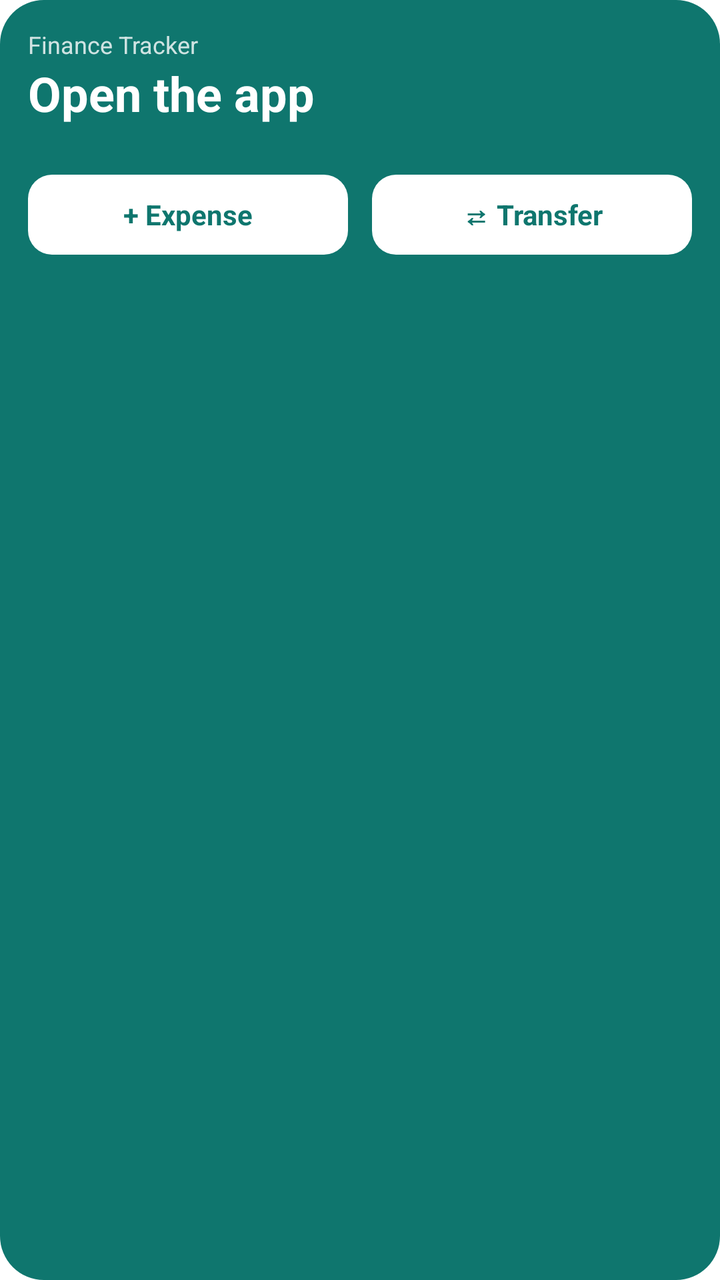
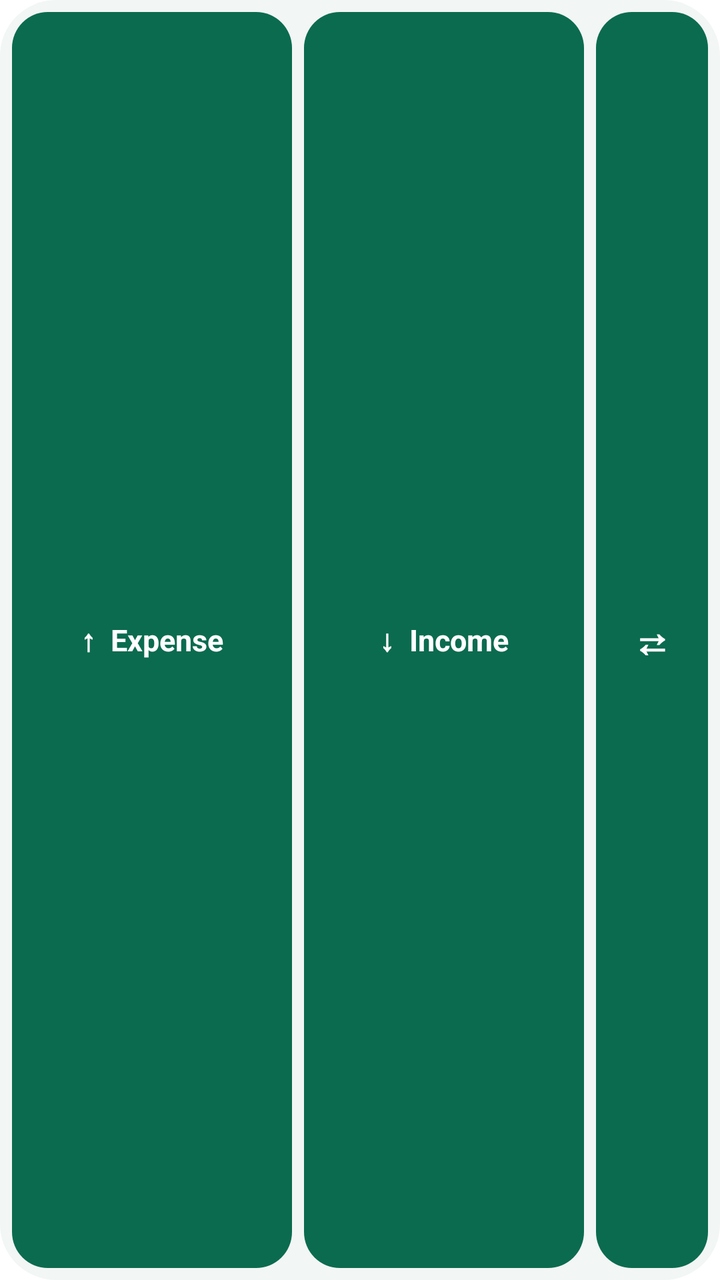

Screens rendered from an Android XML layout before and after an edit, with the pre-edit source and the edit as a unified diff.
<!-- AndroidManifest.xml: fallback theme Theme.MaterialComponents.DayNight.NoActionBar -->
<!-- res/layout/wallet_widget.xml -->
<?xml version="1.0" encoding="utf-8"?>
<LinearLayout xmlns:android="http://schemas.android.com/apk/res/android"
  android:id="@+id/widget_root"
  android:layout_width="match_parent"
  android:layout_height="match_parent"
  android:background="@drawable/widget_bg"
  android:orientation="vertical"
  android:padding="14dp">

  <TextView
    android:id="@+id/widget_title"
    android:layout_width="match_parent"
    android:layout_height="wrap_content"
    android:text="Finance Tracker"
    android:textColor="#CCFFFFFF"
    android:textSize="12sp" />

  <TextView
    android:id="@+id/widget_amount"
    android:layout_width="match_parent"
    android:layout_height="wrap_content"
    android:maxLines="1"
    android:text="Open the app"
    android:textColor="#FFFFFF"
    android:textSize="24sp"
    android:textStyle="bold" />

  <TextView
    android:id="@+id/widget_subtitle"
    android:layout_width="match_parent"
    android:layout_height="wrap_content"
    android:maxLines="1"
    android:textColor="#B3FFFFFF"
    android:textSize="11sp" />

  <LinearLayout
    android:layout_width="match_parent"
    android:layout_height="wrap_content"
    android:layout_marginTop="10dp"
    android:orientation="horizontal">

    <TextView
      android:id="@+id/widget_add_expense"
      android:layout_width="0dp"
      android:layout_height="40dp"
      android:layout_marginEnd="6dp"
      android:layout_weight="1"
      android:background="@drawable/widget_button_bg"
      android:gravity="center"
      android:text="+ Expense"
      android:textColor="#0F766E"
      android:textSize="14sp"
      android:textStyle="bold" />

    <TextView
      android:id="@+id/widget_add_transfer"
      android:layout_width="0dp"
      android:layout_height="40dp"
      android:layout_marginStart="6dp"
      android:layout_weight="1"
      android:background="@drawable/widget_button_bg"
      android:gravity="center"
      android:text="⇄ Transfer"
      android:textColor="#0F766E"
      android:textSize="14sp"
      android:textStyle="bold" />
  </LinearLayout>
</LinearLayout>
<!-- resources referenced by this layout -->
<resources>
  <!-- drawable widget_bg (drawable) -->
  <?xml version="1.0" encoding="utf-8"?>
  <shape xmlns:android="http://schemas.android.com/apk/res/android" android:shape="rectangle">
    <solid android:color="#0F766E" />
    <corners android:radius="22dp" />
  </shape>
  <!-- drawable widget_button_bg (drawable) -->
  <?xml version="1.0" encoding="utf-8"?>
  <shape xmlns:android="http://schemas.android.com/apk/res/android" android:shape="rectangle">
    <solid android:color="#FFFFFF" />
    <corners android:radius="12dp" />
  </shape>
</resources>

<!-- the commit's change to res/layout/wallet_widget.xml (unified diff, before → after) -->
@@ -4,65 +4,46 @@
   android:layout_width="match_parent"
   android:layout_height="match_parent"
   android:background="@drawable/widget_bg"
-  android:orientation="vertical"
-  android:padding="14dp">
+  android:gravity="center_vertical"
+  android:orientation="horizontal"
+  android:padding="6dp">
 
   <TextView
-    android:id="@+id/widget_title"
-    android:layout_width="match_parent"
-    android:layout_height="wrap_content"
-    android:text="Finance Tracker"
-    android:textColor="#CCFFFFFF"
-    android:textSize="12sp" />
-
-  <TextView
-    android:id="@+id/widget_amount"
-    android:layout_width="match_parent"
-    android:layout_height="wrap_content"
+    android:id="@+id/widget_add_expense"
+    android:layout_width="0dp"
+    android:layout_height="match_parent"
+    android:layout_weight="1"
+    android:background="@drawable/widget_button_bg"
+    android:gravity="center"
     android:maxLines="1"
-    android:text="Open the app"
-    android:textColor="#FFFFFF"
-    android:textSize="24sp"
+    android:text="↑  Expense"
+    android:textColor="@color/widget_button_text"
+    android:textSize="15sp"
     android:textStyle="bold" />
 
   <TextView
-    android:id="@+id/widget_subtitle"
-    android:layout_width="match_parent"
-    android:layout_height="wrap_content"
+    android:id="@+id/widget_add_income"
+    android:layout_width="0dp"
+    android:layout_height="match_parent"
+    android:layout_marginStart="6dp"
+    android:layout_weight="1"
+    android:background="@drawable/widget_button_bg"
+    android:gravity="center"
     android:maxLines="1"
-    android:textColor="#B3FFFFFF"
-    android:textSize="11sp" />
+    android:text="↓  Income"
+    android:textColor="@color/widget_button_text"
+    android:textSize="15sp"
+    android:textStyle="bold" />
 
-  <LinearLayout
-    android:layout_width="match_parent"
-    android:layout_height="wrap_content"
-    android:layout_marginTop="10dp"
-    android:orientation="horizontal">
-
-    <TextView
-      android:id="@+id/widget_add_expense"
-      android:layout_width="0dp"
-      android:layout_height="40dp"
-      android:layout_marginEnd="6dp"
-      android:layout_weight="1"
-      android:background="@drawable/widget_button_bg"
-      android:gravity="center"
-      android:text="+ Expense"
-      android:textColor="#0F766E"
-      android:textSize="14sp"
-      android:textStyle="bold" />
-
-    <TextView
-      android:id="@+id/widget_add_transfer"
-      android:layout_width="0dp"
-      android:layout_height="40dp"
-      android:layout_marginStart="6dp"
-      android:layout_weight="1"
-      android:background="@drawable/widget_button_bg"
-      android:gravity="center"
-      android:text="⇄ Transfer"
-      android:textColor="#0F766E"
-      android:textSize="14sp"
-      android:textStyle="bold" />
-  </LinearLayout>
+  <TextView
+    android:id="@+id/widget_add_transfer"
+    android:layout_width="56dp"
+    android:layout_height="match_parent"
+    android:layout_marginStart="6dp"
+    android:background="@drawable/widget_button_bg"
+    android:gravity="center"
+    android:text="⇄"
+    android:textColor="@color/widget_button_text"
+    android:textSize="20sp"
+    android:textStyle="bold" />
 </LinearLayout>
<!-- resource entries referenced after the edit -->
@@ -1,16 +1,19 @@
 <!-- resources referenced by this layout -->
 <resources>
+  <color name="widget_button_text">#FFFFFF</color>
   <!-- drawable widget_bg (drawable) -->
   <?xml version="1.0" encoding="utf-8"?>
   <shape xmlns:android="http://schemas.android.com/apk/res/android" android:shape="rectangle">
-    <solid android:color="#0F766E" />
-    <corners android:radius="22dp" />
+    <solid android:color="@color/widget_bg" />
+    <corners android:radius="28dp" />
   </shape>
   <!-- drawable widget_button_bg (drawable) -->
   <?xml version="1.0" encoding="utf-8"?>
   <shape xmlns:android="http://schemas.android.com/apk/res/android" android:shape="rectangle">
-    <solid android:color="#FFFFFF" />
-    <corners android:radius="12dp" />
+    <solid android:color="@color/widget_button_bg" />
+    <corners android:radius="18dp" />
   </shape>
+  <color name="widget_bg">#F2F6F4</color>
+  <color name="widget_button_bg">#0B6B4F</color>
 </resources>
 
